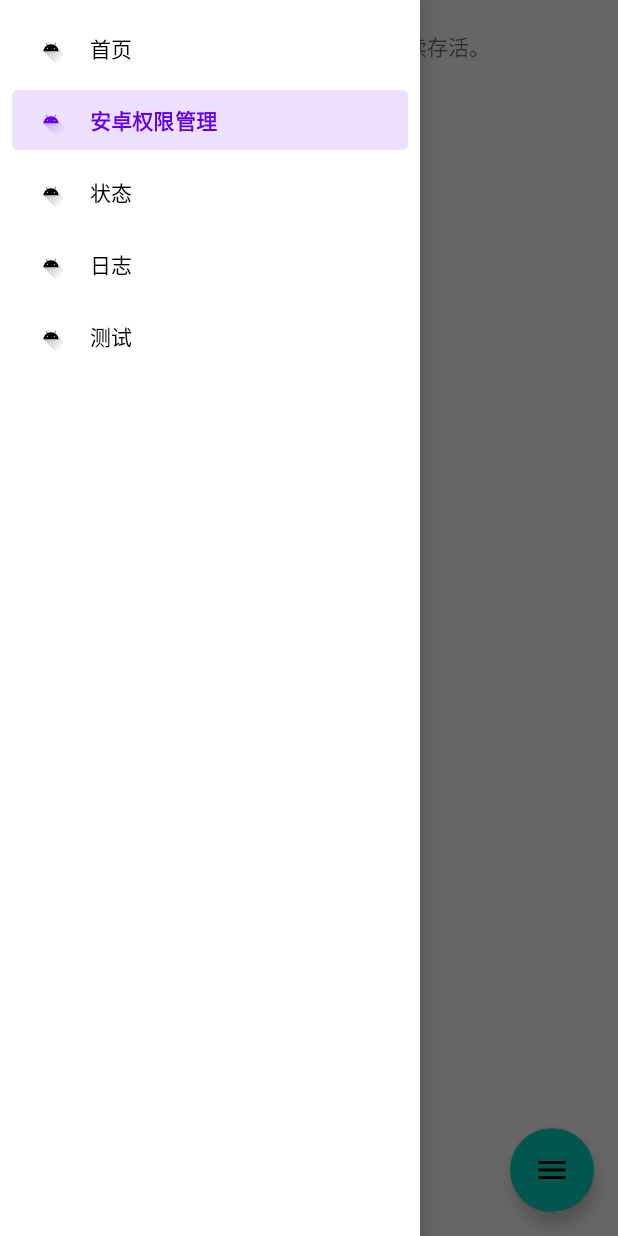
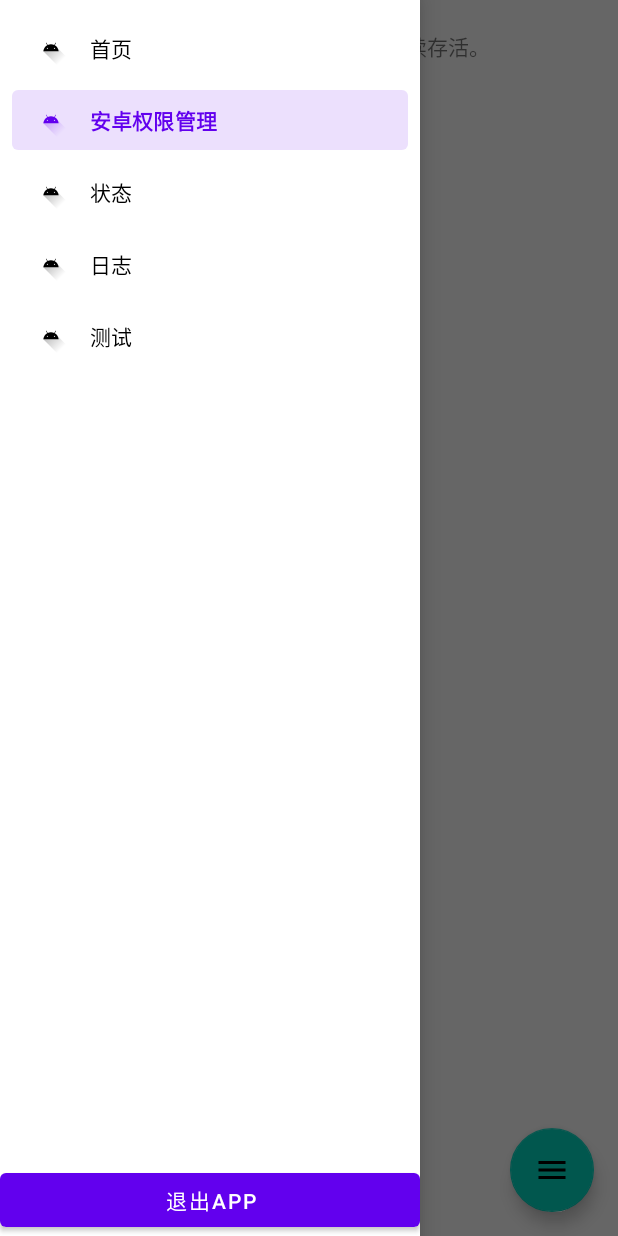
Before and after one commit to xfl12345/DroidCloudSms, an Android app: the screen it shows after launch (MainActivity), with the side drawer open, on a phone screen of 412 x 824 dp. Run offline under Robolectric (Android 15) with nearby library versions, the phone set to English and light mode, and no system bars; our stand-ins replace navigation-ui; libraries missing offline, so code that uses them is left out: com.github.iielse.switchbutton, com.hjq.permissions, rikka.shizuku; 6 statements that could not run were skipped.

Commit message:
实现正常退出APP的功能。

```diff
--- a/app/src/main/java/cc/xfl12345/android/droidcloudsms/ForegroundService.java
+++ b/app/src/main/java/cc/xfl12345/android/droidcloudsms/ForegroundService.java
@@ -54,6 +54,7 @@ public class ForegroundService extends Service {
             }
         }
 
+
     }
 
     @Override
@@ -62,7 +63,6 @@ public class ForegroundService extends Service {
         Log.i(TAG, "onDestroy...");
         stopForeground(true);// 停止前台服务--参数：表示是否移除之前的通知
     }
-
 
 
     @Override
--- a/app/src/main/java/cc/xfl12345/android/droidcloudsms/MyApplication.java
+++ b/app/src/main/java/cc/xfl12345/android/droidcloudsms/MyApplication.java
@@ -21,13 +21,14 @@ import androidx.core.app.NotificationCompat;
 import com.hjq.permissions.Permission;
 import com.hjq.permissions.XXPermissions;
 
+import java.lang.ref.WeakReference;
 import java.util.ArrayList;
 import java.util.List;
 import java.util.Map;
+import java.util.concurrent.CopyOnWriteArrayList;
 import java.util.stream.Collectors;
 
 import cc.xfl12345.android.droidcloudsms.model.NotificationUtils;
-import cc.xfl12345.android.droidcloudsms.model.MyActivityManager;
 
 public class MyApplication extends Application {
     public static final int STALE_NOTIFICATION_ID = 0;
@@ -43,6 +44,10 @@ public class MyApplication extends Application {
     private NotificationManager notificationManager;
 
     public static List<Map.Entry<String, String>> permissionlist = new ArrayList<>();
+
+    private Intent foregroundServiceIntent;
+
+    private ServiceConnection foregroundServiceConnection;
 
     @Override
     public void onCreate() {
@@ -74,6 +79,7 @@ public class MyApplication extends Application {
         registerActivityLifecycleCallbacks(new ActivityLifecycleCallbacks() {
             @Override
             public void onActivityCreated(@NonNull Activity activity, @Nullable Bundle savedInstanceState) {
+                MyActivityManager.addActivity(activity);
             }
 
             @Override
@@ -101,14 +107,15 @@ public class MyApplication extends Application {
 
             @Override
             public void onActivityDestroyed(@NonNull Activity activity) {
+                MyActivityManager.removeActivity(activity);
             }
         });
 
         anyLauncherMain = new AnyLauncherMain(getApplicationContext());
 
         // 吊起前台保活服务
-        Intent intent = new Intent().setClass(getApplicationContext(), ForegroundService.class);
-        ServiceConnection emptyServiceConnection = new ServiceConnection() {
+        foregroundServiceIntent = new Intent().setClass(getApplicationContext(), ForegroundService.class);
+        foregroundServiceConnection = new ServiceConnection() {
             @Override
             public void onServiceConnected(ComponentName name, IBinder service) {
             }
@@ -117,17 +124,25 @@ public class MyApplication extends Application {
             public void onServiceDisconnected(ComponentName name) {
             }
         };
-        bindService(intent, emptyServiceConnection, Context.BIND_AUTO_CREATE);
+        bindService(foregroundServiceIntent, foregroundServiceConnection, Context.BIND_IMPORTANT);
         if (Build.VERSION.SDK_INT >= Build.VERSION_CODES.O) {
-            startForegroundService(intent);
+            startForegroundService(foregroundServiceIntent);
         } else {
-            startService(intent);
+            startService(foregroundServiceIntent);
         }
+    }
+
+    public void justExit() {
+        onTerminate();
+        // System.exit(0);
     }
 
     @Override
     public void onTerminate() {
-
+        notificationManager.cancel(STALE_NOTIFICATION_ID);
+        MyActivityManager.finishAllActivity();
+        unbindService(foregroundServiceConnection);
+        stopService(foregroundServiceIntent);
         super.onTerminate();
     }
 
@@ -166,4 +181,45 @@ public class MyApplication extends Application {
     public boolean isAllPermissionGranted() {
         return XXPermissions.isGranted(context, MyApplication.permissionlist.stream().map(Map.Entry::getKey).collect(Collectors.toList()));
     }
+
+    public static Activity getCurrentActivity() {
+        return MyActivityManager.getCurrentActivity();
+    }
+
+
+    private static class MyActivityManager {
+        private static WeakReference<Activity> currentActivity = null;
+
+        public static void setCurrentActivity(Activity activity) {
+            currentActivity = new WeakReference<>(activity);
+        }
+
+        public static Activity getCurrentActivity() {
+            return currentActivity == null ? null : currentActivity.get();
+        }
+
+        private static final List<Activity> activityStack = new CopyOnWriteArrayList<>();
+
+        public static void addActivity(Activity activity) {
+            activityStack.add(activity);
+        }
+
+        public static void removeActivity(Activity activity) {
+            activityStack.remove(activity);
+        }
+
+        /**
+         * 结束所有Activity
+         * <a herf="https://blog.csdn.net/lfq88/article/details/126742032">source code URL</a>
+         */
+        public static void finishAllActivity() {
+            for (int i = 0, size = activityStack.size(); i < size; i++) {
+                if (null != activityStack.get(i)) {
+                    activityStack.get(i).finish();
+                }
+            }
+
+            activityStack.clear();
+        }
+    }
 }
--- a/app/src/main/java/cc/xfl12345/android/droidcloudsms/model/MyActivityManager.java
+++ /dev/null
@@ -1,17 +0,0 @@
-package cc.xfl12345.android.droidcloudsms.model;
-
-import android.app.Activity;
-
-import java.lang.ref.WeakReference;
-
-public class MyActivityManager {
-    private static WeakReference<Activity> currentActivity = null;
-
-    public static void setCurrentActivity(Activity activity) {
-        currentActivity = new WeakReference<>(activity);
-    }
-
-    public static Activity getCurrentActivity() {
-        return currentActivity == null ? null : currentActivity.get();
-    }
-}
--- a/app/src/main/java/cc/xfl12345/android/droidcloudsms/ui/MainActivity.java
+++ b/app/src/main/java/cc/xfl12345/android/droidcloudsms/ui/MainActivity.java
@@ -44,6 +44,11 @@ public class MainActivity extends AppCompatActivity {
         DrawerLayout drawerLayout = binding.drawerLayout;
         NavigationView navigationView = binding.navView;
 
+        // 为 安全退出APP的按钮 实现功能
+        binding.navViewFooterBoxButtonExitApp.setOnClickListener((view) -> {
+            ((MyApplication) getApplicationContext()).justExit();
+        });
+
         mAppBarConfiguration = new AppBarConfiguration.Builder(
             R.id.nav_welcome,
             R.id.nav_android_permission_manager,
--- a/app/src/main/res/layout/activity_main.xml
+++ b/app/src/main/res/layout/activity_main.xml
@@ -21,6 +21,20 @@
         android:layout_height="match_parent"
         android:layout_gravity="start"
         android:fitsSystemWindows="true"
-        app:menu="@menu/activity_main_drawer" />
+        app:menu="@menu/activity_main_drawer">
+        <LinearLayout
+            android:id="@+id/nav_view_footer_box"
+            android:layout_width="match_parent"
+            android:layout_height="wrap_content"
+            android:layout_gravity="bottom"
+            android:orientation="vertical">
+            <Button
+                android:id="@+id/nav_view_footer_box_button_exit_app"
+                android:layout_width="match_parent"
+                android:layout_height="48dp"
+                android:gravity="center"
+                android:text="@string/exit_app" />
+        </LinearLayout>
+    </com.google.android.material.navigation.NavigationView>
 
 </androidx.drawerlayout.widget.DrawerLayout>
--- a/app/src/main/res/values/strings.xml
+++ b/app/src/main/res/values/strings.xml
@@ -29,5 +29,6 @@
     <string name="hello_blank_fragment">Hello blank fragment</string>
     <string name="accessibility_description_test_activity_send_sms_button">send SMS button</string>
     <string name="permission_request_origin">务必开启以下所有权限，确保APP后台持续存活。</string>
+    <string name="exit_app">退出APP</string>
 
 </resources>
```
